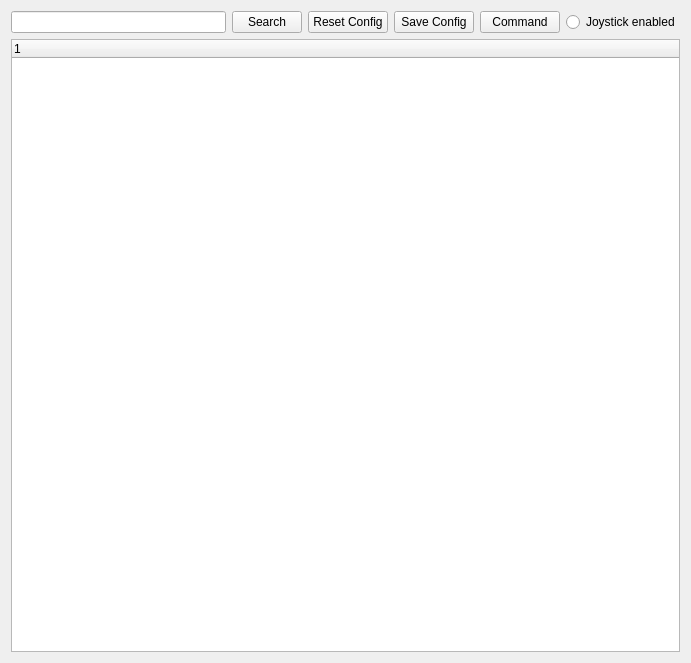
Before: the Qt Designer form rqt_pose_interpolator/src/pose_interpolator.ui in AIS-Bonn/rviz_cinematographer, drawn with Qt 5.
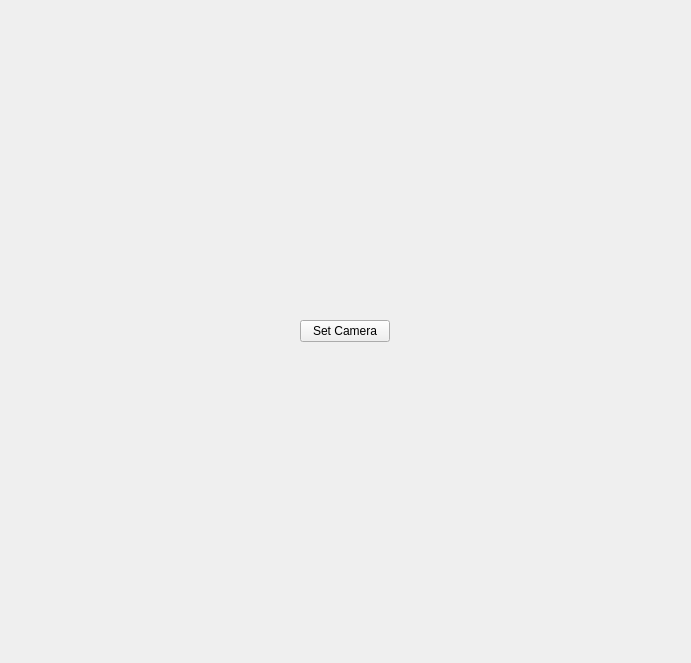
After: the same form once the commit is applied.

Commit message: rqt_pose_interpolator: added first prototype to change the camera pose by pressing a button

```diff
--- a/rqt_pose_interpolator/src/pose_interpolator.ui
+++ b/rqt_pose_interpolator/src/pose_interpolator.ui
@@ -19,17 +19,7 @@
      <item>
       <layout class="QHBoxLayout" name="controlsLayout">
        <item>
-        <widget class="QLineEdit" name="searchInput">
-         <property name="minimumSize">
-          <size>
-           <width>100</width>
-           <height>0</height>
-          </size>
-         </property>
-        </widget>
-       </item>
-       <item>
-        <widget class="QPushButton" name="searchButton">
+        <widget class="QPushButton" name="set_camera_button">
          <property name="sizePolicy">
           <sizepolicy hsizetype="Fixed" vsizetype="Fixed">
            <horstretch>0</horstretch>
@@ -44,57 +34,20 @@
          </property>
          <property name="maximumSize">
           <size>
-           <width>70</width>
+           <width>90</width>
            <height>16777215</height>
           </size>
          </property>
          <property name="text">
-          <string>Search</string>
+          <string>Set Camera</string>
          </property>
          <property name="checkable">
           <bool>true</bool>
          </property>
         </widget>
        </item>
-       <item>
-        <widget class="QPushButton" name="reset_button">
-         <property name="text">
-          <string>Reset Config</string>
-         </property>
-        </widget>
-       </item>
-       <item>
-        <widget class="QPushButton" name="save_button">
-         <property name="text">
-          <string>Save Config</string>
-         </property>
-        </widget>
-       </item>
-       <item>
-        <widget class="QPushButton" name="custom_command_button">
-         <property name="text">
-          <string>Command</string>
-         </property>
-        </widget>
-       </item>
-       <item>
-        <widget class="QRadioButton" name="joystick_button">
-         <property name="text">
-          <string>Joystick enabled</string>
-         </property>
-        </widget>
-       </item>
       </layout>
      </item>
-     <item>
-      <widget class="QTreeWidget" name="parameter_root_widget">
-       <column>
-        <property name="text">
-         <string notr="true">1</string>
-        </property>
-       </column>
-      </widget>
-     </item>
     </layout>
    </item>
   </layout>
```
The commit also changes 2 other files.
